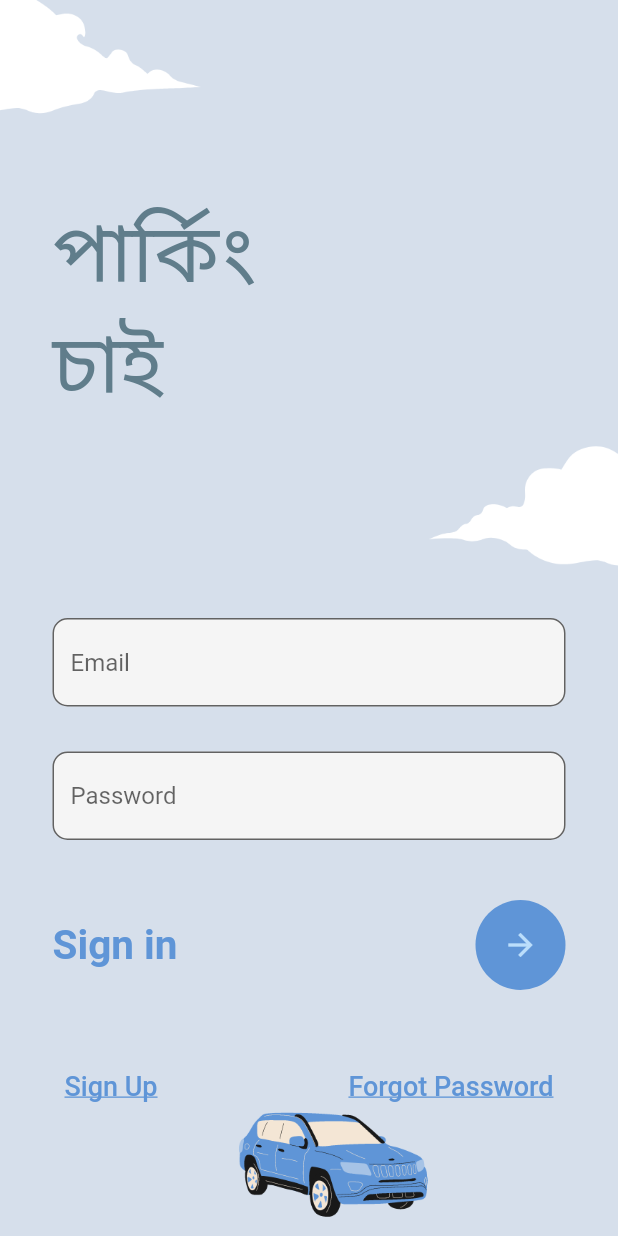
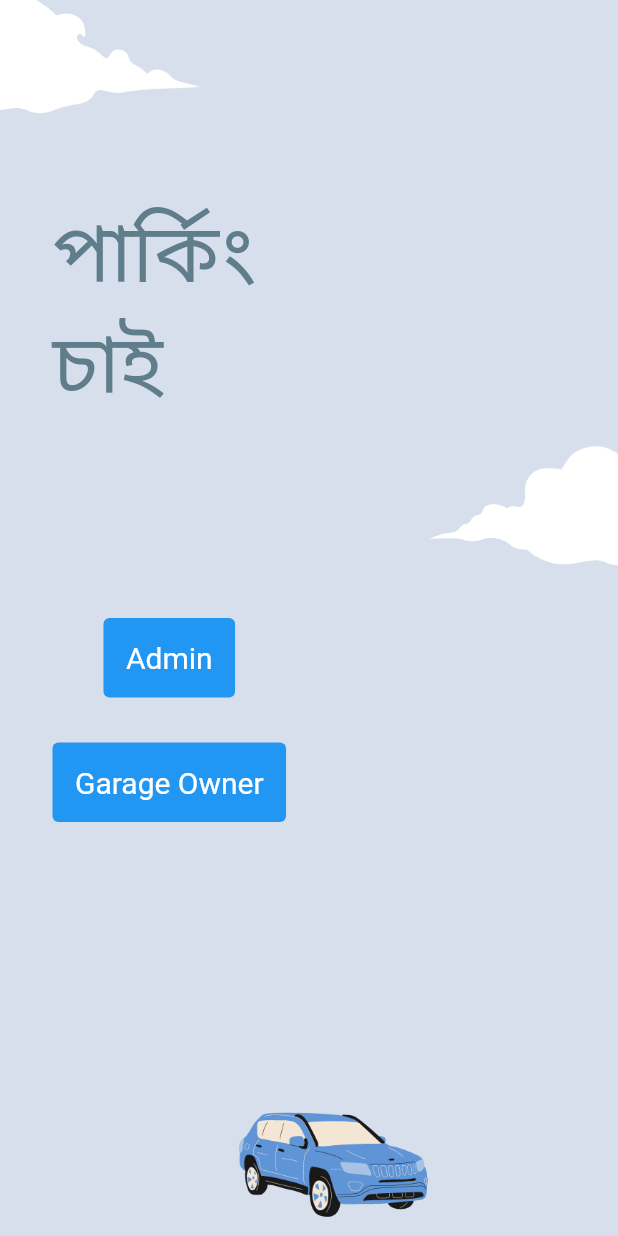
Before and after one commit to ShajadulKarim/Parking-koi, a Flutter app: the screen it shows after launch, on a phone screen of 412 x 824 dp. Run offline on Flutter 3.47's test engine with Material 2 defaults, Android fonts, the phone set to English and light mode, and no system bars.

Commit message:
home,reset pass flutter_zara

```diff
--- /dev/null
+++ b/lib/home.dart
@@ -0,0 +1,79 @@
+import 'package:flutter/material.dart';
+import 'package:demofirstone/sign_in.dart';
+import 'package:demofirstone/forgetpass.dart';
+import 'package:demofirstone/login.dart';
+
+class Home extends StatefulWidget {
+  const Home({Key? key}) : super(key: key);
+
+  @override
+  State<Home> createState() => _Home();
+}
+
+class _Home extends State<Home> {
+  @override
+  Widget build(BuildContext context) {
+    return Container(
+      decoration: BoxDecoration(
+          image: DecorationImage(image: AssetImage('assets/16.png'), fit: BoxFit.cover)
+      ),
+      child: Scaffold(
+        backgroundColor: Colors.transparent,
+        body: Stack (
+          children: [
+            Container(
+              padding: EdgeInsets.only(left: 35, top: 130),
+              child: Text('পার্কিং \nচাই', style: TextStyle(
+                  color: Colors.blueGrey,
+                  fontSize: 54
+              ),),
+            ),
+            SingleChildScrollView(
+              child: Container(
+                padding: EdgeInsets.only(top: MediaQuery.of(context).size.height * 0.5,
+                    right: 35, left: 35),
+                child: Column(
+                  children: [
+                    TextButton(
+                      child: Text('Admin'),
+                      onPressed: () {
+                        Navigator.push(
+                            context,MaterialPageRoute(builder: (contest) =>  MyLogin()));
+                      },
+                      style: TextButton.styleFrom(
+                        padding:const EdgeInsets.all(15),
+                        foregroundColor: Colors.white,
+                        backgroundColor:Colors.blue,
+                        textStyle: const TextStyle(fontSize: 20),
+
+                      ),
+                    ),
+                    SizedBox(
+                      height: 30,
+                    ),
+                    TextButton(
+                      child: Text('Garage Owner'),
+                      onPressed: () {
+                        Navigator.push(
+                            context,MaterialPageRoute(builder: (contest) =>  MyLogin()));
+                      },
+                      style: TextButton.styleFrom(
+                        padding:const EdgeInsets.all(15),
+                        foregroundColor: Colors.white,
+                        backgroundColor:Colors.blue,
+                        textStyle: const TextStyle(fontSize: 20),
+
+                      ),
+                    )
+
+
+                      ],
+                    ),
+                ),
+              ),
+          ],
+        ),
+      ),
+    );
+  }
+}
--- a/lib/login.dart
+++ b/lib/login.dart
@@ -1,5 +1,6 @@
 import 'package:flutter/material.dart';
 import 'package:demofirstone/sign_in.dart';
+import 'package:demofirstone/forgetpass.dart';
 
 class MyLogin extends StatefulWidget {
   const MyLogin({Key? key}) : super(key: key);
@@ -88,7 +89,10 @@ class _MyLoginState extends State<MyLogin> {
                         ),
                         )
                         ),
-                        TextButton(onPressed: (){}, child: Text('Forgot Password', style: TextStyle( decoration: TextDecoration.underline,
+                        TextButton(onPressed: (){
+                          Navigator.push(
+                              context,MaterialPageRoute(builder: (contest) =>  ForgetPass()));
+                        }, child: Text('Forgot Password', style: TextStyle( decoration: TextDecoration.underline,
                           fontSize: 18, color: Color(0xff5f95d7),
                         ),
                         )
--- a/lib/main.dart
+++ b/lib/main.dart
@@ -1,13 +1,14 @@
 import 'package:demofirstone/login.dart';
 import 'package:flutter/material.dart';
 import 'package:demofirstone/sign_in.dart';
+import 'package:demofirstone/home.dart';
 
 void main() {
   runApp(MaterialApp(
     debugShowCheckedModeBanner: false,
-    initialRoute: 'login',
+    initialRoute: 'home',
     routes: {
-      'login' : (context)=>MyLogin()
+      'home' : (context)=>Home()
     },
 
   ));
--- a/lib/sign_in.dart
+++ b/lib/sign_in.dart
@@ -115,9 +115,9 @@ class _SignininState extends State<Signin> {
                     Row(
                       mainAxisAlignment: MainAxisAlignment.spaceBetween,
                       children: [
-                        Text('Sign in', style: TextStyle(
+                        Text('Parking owner Registration', style: TextStyle(
                             color: Color(0xff5f95d7),
-                            fontSize: 27, fontWeight: FontWeight.w700
+                            fontSize: 20, fontWeight: FontWeight.w700
                         )),
                         CircleAvatar(
                           radius: 30,
```
Also changed, not shown: lib/forgetpass.dart (added, +88 -0 lines), lib/dashboard.dart (added).
